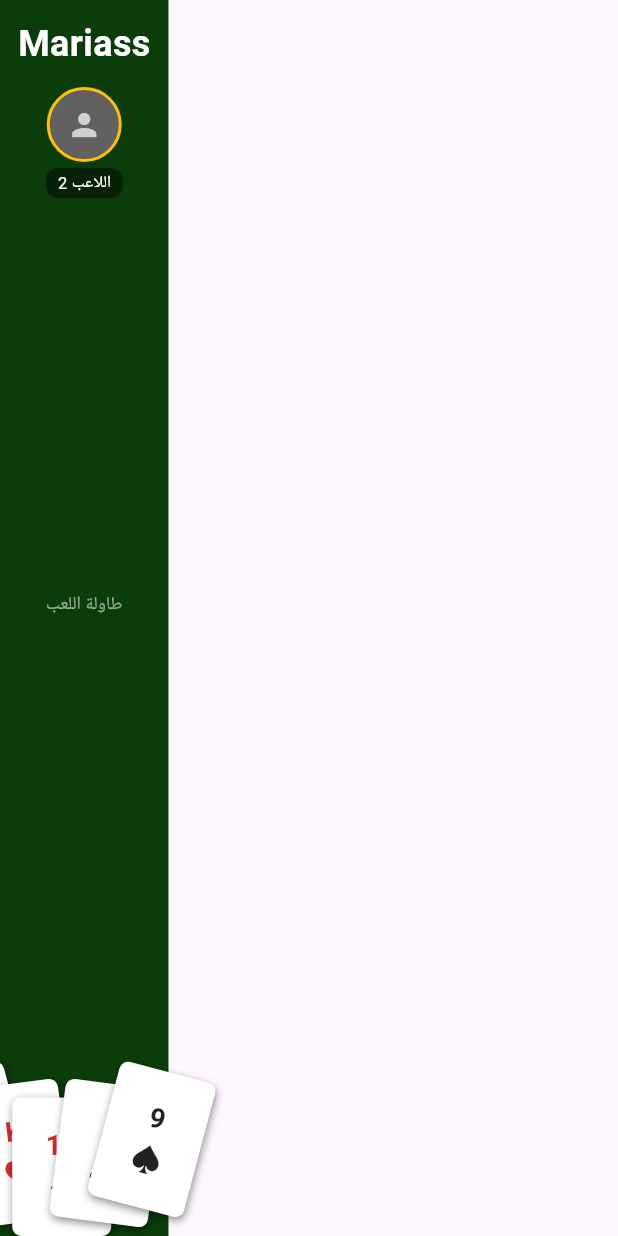
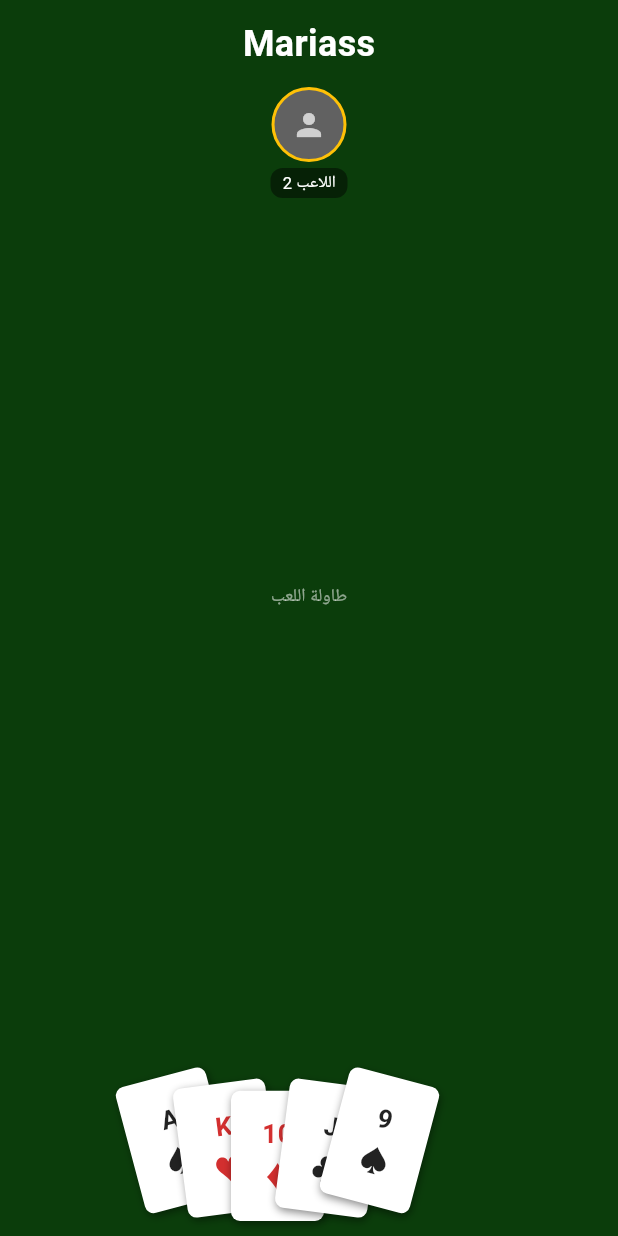
Before and after one commit to habbabdo40-sys/Mariass, a Flutter app: the screen it shows after launch, on a phone screen of 412 x 824 dp. Run offline on Flutter 3.47's test engine with Material 3 defaults, Android fonts, the phone set to English and light mode, and no system bars.

Commit message:
إصلاح خطأ الخلفية غير الممتدة وتوسيط يد الأوراق

```diff
--- a/mariass_app/lib/screens/game_table_screen.dart
+++ b/mariass_app/lib/screens/game_table_screen.dart
@@ -9,7 +9,10 @@ class GameTableScreen extends StatelessWidget {
   Widget build(BuildContext context) {
     final hand = const [HandCard('A', '♠'), HandCard('K', '♥', isRed: true), HandCard('10', '♦', isRed: true), HandCard('J', '♣'), HandCard('9', '♠')];
     return Scaffold(
-      body: Container(
+      body: SizedBox(
+        width: double.infinity,
+        height: double.infinity,
+        child: Container(
           color: const Color(0xFF0B3D0B),
           child: SafeArea(
             child: Column(children: [
@@ -18,8 +21,10 @@ class GameTableScreen extends StatelessWidget {
               const Spacer(),
               const Text('طاولة اللعب', style: TextStyle(color: Colors.white54, fontSize: 12)),
               const Spacer(),
-            PlayerHandFan(cards: hand),
+              Center(child: PlayerHandFan(cards: hand)),
+              const SizedBox(height: 10),
             ]),
+          ),
         ),
       ),
     );
--- a/mariass_app/lib/widgets/player_hand_fan.dart
+++ b/mariass_app/lib/widgets/player_hand_fan.dart
@@ -15,14 +15,15 @@ class PlayerHandFan extends StatelessWidget {
   @override
   Widget build(BuildContext context) {
     final n = cards.length;
-    final spread = (n - 1) * 0.13;
     return SizedBox(
+      width: n * 40.0 + 40,
       height: 150,
       child: Stack(alignment: Alignment.bottomCenter, children: List.generate(n, (i) {
-        final angle = -spread / 2 + i * 0.13;
-        return Transform.translate(
-          offset: Offset(i * 30.0 - (n * 15), angle.abs() * -70),
-          child: Transform.rotate(angle: angle, child: PlayingCardWidget(rank: cards[i].rank, suitSymbol: cards[i].suitSymbol, isRed: cards[i].isRed, width: 66)),
+        final angle = (i - (n - 1) / 2) * 0.13;
+        return Positioned(
+          left: i * 34.0,
+          bottom: angle.abs() * 40,
+          child: Transform.rotate(angle: angle, child: PlayingCardWidget(rank: cards[i].rank, suitSymbol: cards[i].suitSymbol, isRed: cards[i].isRed, width: 62)),
         );
       })),
     );
```
Lines whose indentation alone changed are shown as unchanged.
